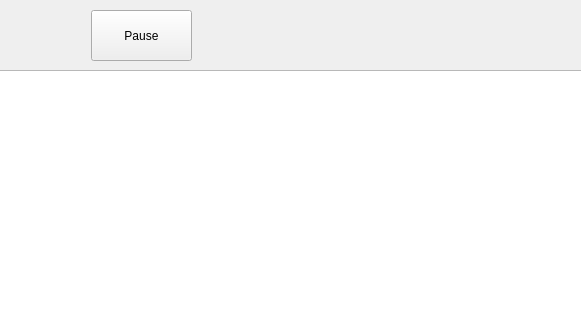
Before: the Qt Designer form Tank_Trouble_IV/singlegamewidget.ui in raitocc/run, drawn with Qt 5; both pictures show x 619 to 1200 and y 0 to 320 of the 1200 by 800 pixel window.
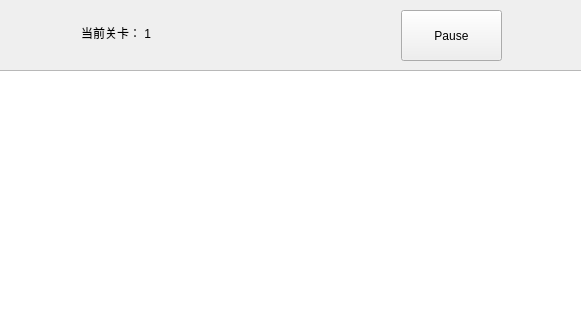
After: the same form once the commit is applied.

Commit message: 关卡的初步显示

Diff of the .ui file:
```diff
--- a/Tank_Trouble_IV/singlegamewidget.ui
+++ b/Tank_Trouble_IV/singlegamewidget.ui
@@ -34,7 +34,7 @@
   <widget class="QPushButton" name="btnPause">
    <property name="geometry">
     <rect>
-     <x>710</x>
+     <x>1020</x>
      <y>10</y>
      <width>101</width>
      <height>51</height>
@@ -80,6 +80,19 @@
     <string>HP</string>
    </property>
   </widget>
+  <widget class="QLabel" name="label_level">
+   <property name="geometry">
+    <rect>
+     <x>700</x>
+     <y>22</y>
+     <width>111</width>
+     <height>21</height>
+    </rect>
+   </property>
+   <property name="text">
+    <string>当前关卡： 1</string>
+   </property>
+  </widget>
  </widget>
  <resources/>
  <connections/>
```
The commit also changes 2 other files.
